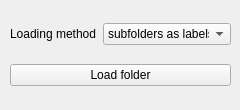
Above: plugins/imageplugins/folderplugin/folderconfigwidget.ui from Joensw/RCAIT before the change. Below: the same form after it.
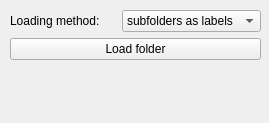
That is the form after the change.

Commit message: FolderConfigWidget now displays if changes are saved

The edit to the form file:
```diff
--- a/plugins/imageplugins/folderplugin/folderconfigwidget.ui
+++ b/plugins/imageplugins/folderplugin/folderconfigwidget.ui
@@ -6,8 +6,8 @@
    <rect>
     <x>0</x>
     <y>0</y>
-    <width>240</width>
-    <height>110</height>
+    <width>269</width>
+    <height>123</height>
    </rect>
   </property>
   <property name="windowTitle">
@@ -18,8 +18,8 @@
     <rect>
      <x>10</x>
      <y>10</y>
-     <width>221</width>
-     <height>91</height>
+     <width>251</width>
+     <height>101</height>
     </rect>
    </property>
    <layout class="QVBoxLayout" name="verticalLayout">
@@ -28,7 +28,7 @@
       <item>
        <widget class="QLabel" name="label">
         <property name="text">
-         <string>Loading method</string>
+         <string>Loading method:</string>
         </property>
        </widget>
       </item>
@@ -64,6 +64,17 @@
       </item>
      </layout>
     </item>
+    <item>
+     <layout class="QHBoxLayout" name="horizontalLayout_3">
+      <item>
+       <widget class="QLabel" name="save_label">
+        <property name="text">
+         <string/>
+        </property>
+       </widget>
+      </item>
+     </layout>
+    </item>
    </layout>
   </widget>
  </widget>
```
The commit also changes 1 other file.
